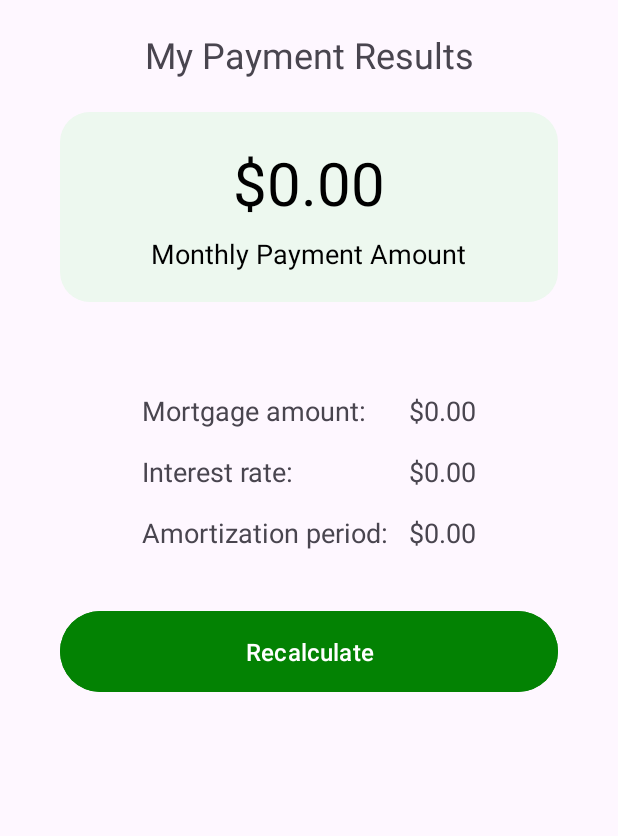
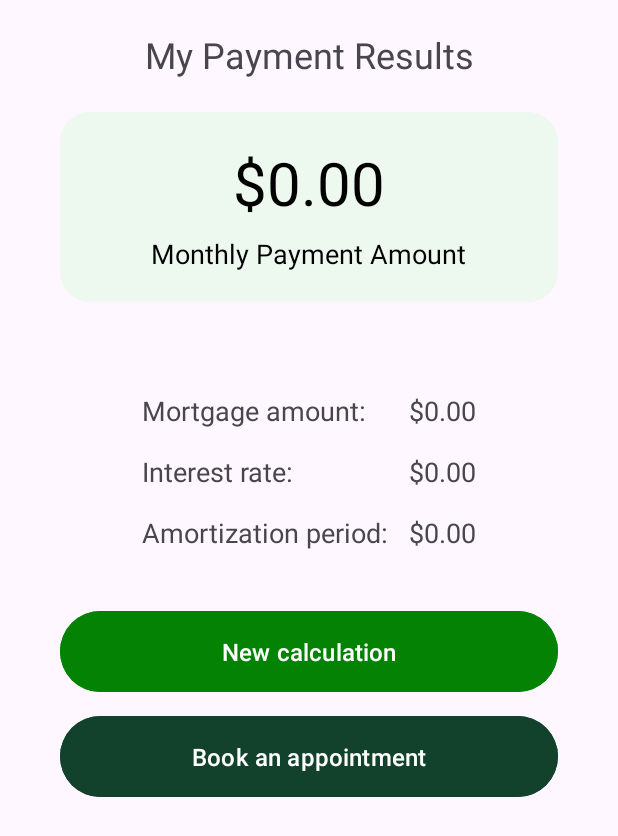
Before and after one commit to strato67/EMI-Calculator, an Android app: the layout fragment_calculation.xml on its own in the app's theme, with its tools: preview values and no code run, on a phone screen of 412 x 824 dp. Shown: the top 836 px of the screen. Run offline under Robolectric (Android 15) with nearby library versions, the phone set to English and light mode, and no system bars.

```diff
--- a/app/src/main/AndroidManifest.xml
+++ b/app/src/main/AndroidManifest.xml
@@ -21,6 +21,7 @@
                 <category android:name="android.intent.category.LAUNCHER" />
             </intent-filter>
         </activity>
+
     </application>
 
 </manifest>
--- a/app/src/main/java/com/example/emicalculator/EntryFormFragment.java
+++ b/app/src/main/java/com/example/emicalculator/EntryFormFragment.java
@@ -12,6 +12,7 @@ import android.view.LayoutInflater;
 import android.view.View;
 import android.view.ViewGroup;
 import android.widget.EditText;
+import android.widget.Toast;
 
 import com.example.emicalculator.databinding.FragmentEntryFormBinding;
 
@@ -49,6 +50,7 @@ public class EntryFormFragment extends Fragment {
             String amortizatonVal = amortizatonField.getText().toString();
 
             if (principalVal.isEmpty() || interestVal.isEmpty() || amortizatonVal.isEmpty()) {
+                Toast.makeText(getContext(), "All fields are required.", Toast.LENGTH_SHORT).show();
             } else {
                 paymentCalculation.setValues(principalVal, interestVal, amortizatonVal);
                 Bundle bundle = new Bundle();
--- a/app/src/main/res/layout/fragment_calculation.xml
+++ b/app/src/main/res/layout/fragment_calculation.xml
@@ -150,7 +150,7 @@
     </LinearLayout>
 
     <Button
-        android:id="@+id/submit_btn"
+        android:id="@+id/recalculate_btn"
         android:layout_width="match_parent"
         android:layout_height="wrap_content"
         android:text="@string/recalculate_text"
@@ -161,5 +161,17 @@
         app:layout_constraintTop_toBottomOf="@+id/details_container"
         />
 
+    <Button
+        android:id="@+id/reminder_btn"
+        android:layout_width="match_parent"
+        android:layout_height="wrap_content"
+        android:text="@string/schedule_app"
+        android:layout_marginTop="8dp"
+        android:padding="16sp"
+        android:textSize="16sp"
+        android:backgroundTint="@color/TD"
+        app:layout_constraintTop_toBottomOf="@+id/recalculate_btn"
+        />
+
 
 </androidx.constraintlayout.widget.ConstraintLayout>
--- a/app/src/main/res/values/strings.xml
+++ b/app/src/main/res/values/strings.xml
@@ -14,6 +14,7 @@
     <string name="interest_hint">Enter your rate</string>
     <string name="amortization_hint">Enter your term in years</string>
     <string name="submit_text">Calculate my payments</string>
-    <string name="recalculate_text">Recalculate</string>
+    <string name="recalculate_text">New calculation</string>
+    <string name="schedule_app">Book an appointment</string>
     <string name="default_calculation">$0.00</string>
 </resources>
```
Also changed, not shown: app/src/main/java/com/example/emicalculator/CalculationFragment.java (+15 -3 lines).
